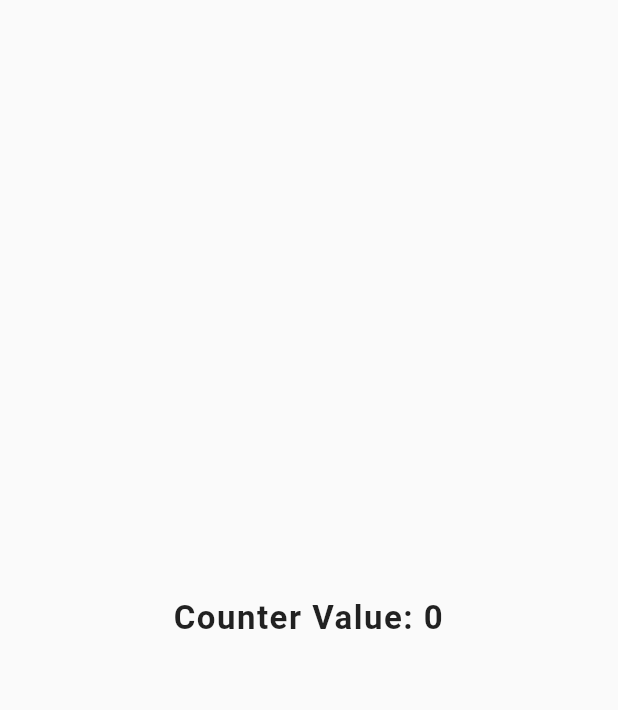
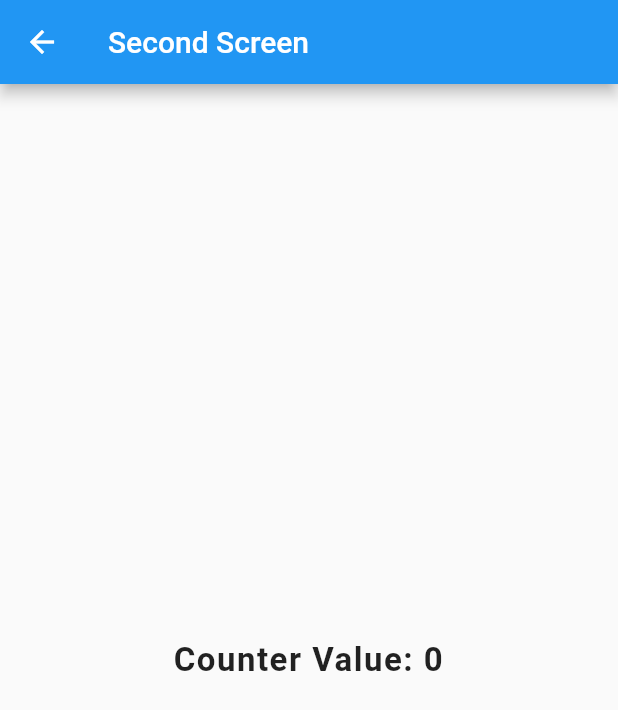
Before and after one commit to Sanakhatun/flutter_bloc_concepts, a Flutter app: the SecondScreen screen opened directly, on a phone screen of 412 x 824 dp. Shown: the top 710 px of the screen. Run offline on Flutter 3.47's test engine with Material 2 defaults, Android fonts, the phone set to English and light mode, and no system bars; our stand-ins replace bloc, flutter_bloc.

Commit message:
Accessed global variable into widget.

```diff
--- a/lib/second_screen.dart
+++ b/lib/second_screen.dart
@@ -21,6 +21,7 @@ class _SecondScreenState extends State<SecondScreen> {
   Widget build(BuildContext context) {
     return SafeArea(
       child: Scaffold(
+        appBar: AppBar(title: Text(widget.title)),
         body: Center(
           child: BlocBuilder<CounterCubit, CounterState>(
               builder: (context, state) {
```
